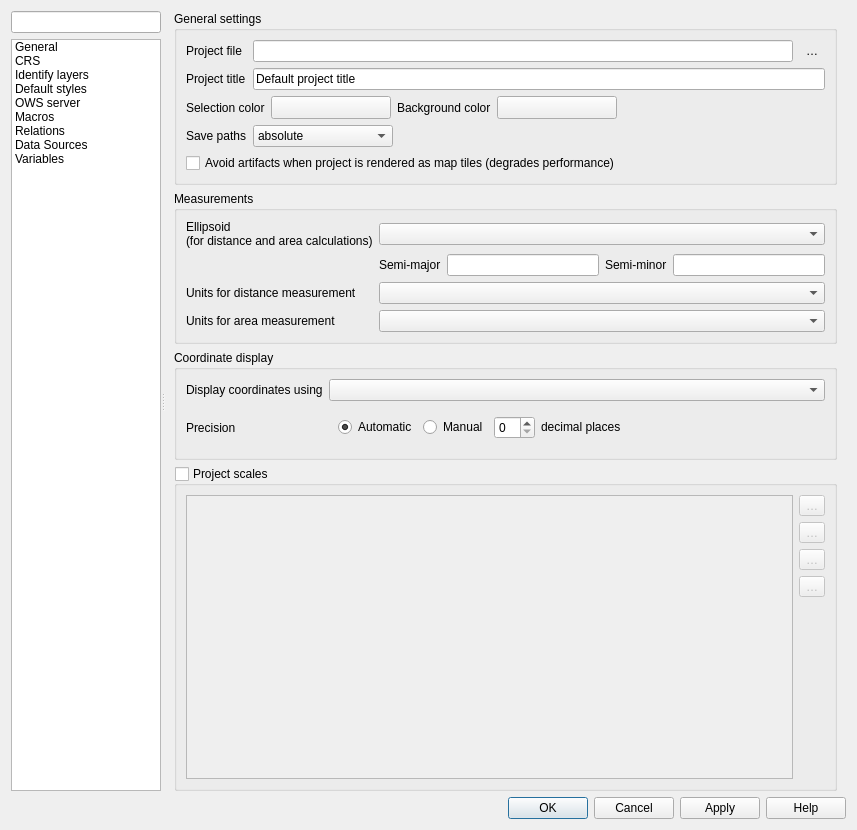
Above: src/ui/qgsprojectpropertiesbase.ui from carsmie/QGIS before the change. Below: the same form after it.
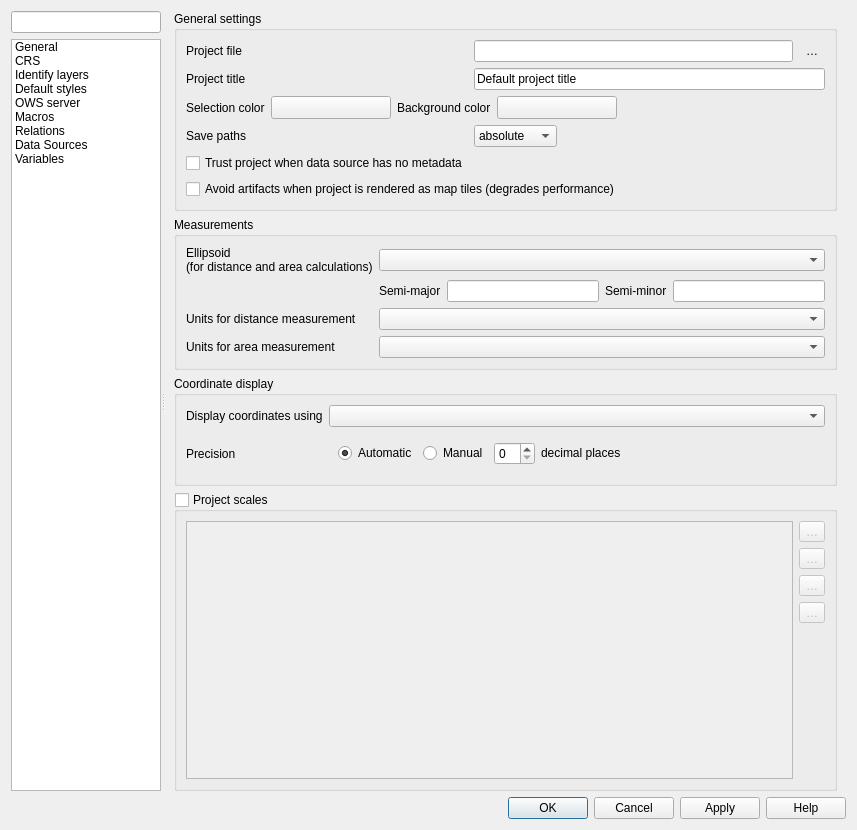
That is the form after the change. The open tabs and pages were chosen to show the change. Icons and pictures are not drawn. Custom widgets are drawn as their Qt base class.

Commit message: Trust is now a project option instead of a global option

Patch:
```diff
--- a/src/ui/qgsprojectpropertiesbase.ui
+++ b/src/ui/qgsprojectpropertiesbase.ui
@@ -438,7 +438,7 @@
                     </property>
                    </spacer>
                   </item>
-                  <item row="4" column="0" colspan="5">
+                  <item row="5" column="0" colspan="5">
                    <widget class="QCheckBox" name="mMapTileRenderingCheckBox">
                     <property name="toolTip">
                      <string>Checking this setting avoids visible edge artifacts when rendering this project as separate map tiles. Rendering performance will be degraded.</string>
@@ -486,6 +486,16 @@
                     </item>
                    </layout>
                   </item>
+                  <item row="4" column="0">
+                   <widget class="QCheckBox" name="mTrustProjectCheckBox">
+                    <property name="toolTip">
+                     <string>Speed up project loading by skipping data checks. Useful in qgis server context or project with huge database views or materialized views.</string>
+                    </property>
+                    <property name="text">
+                     <string>Trust project when data source has no metadata</string>
+                    </property>
+                   </widget>
+                  </item>
                  </layout>
                 </widget>
                </item>
```
The commit also changes 9 other files.
